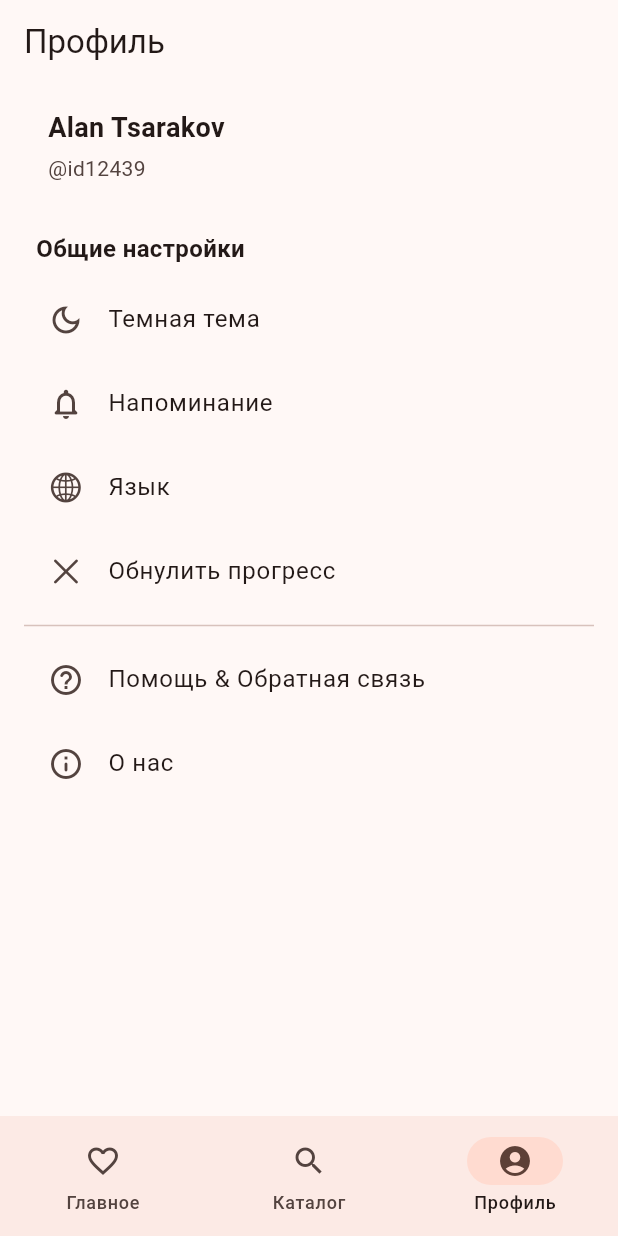
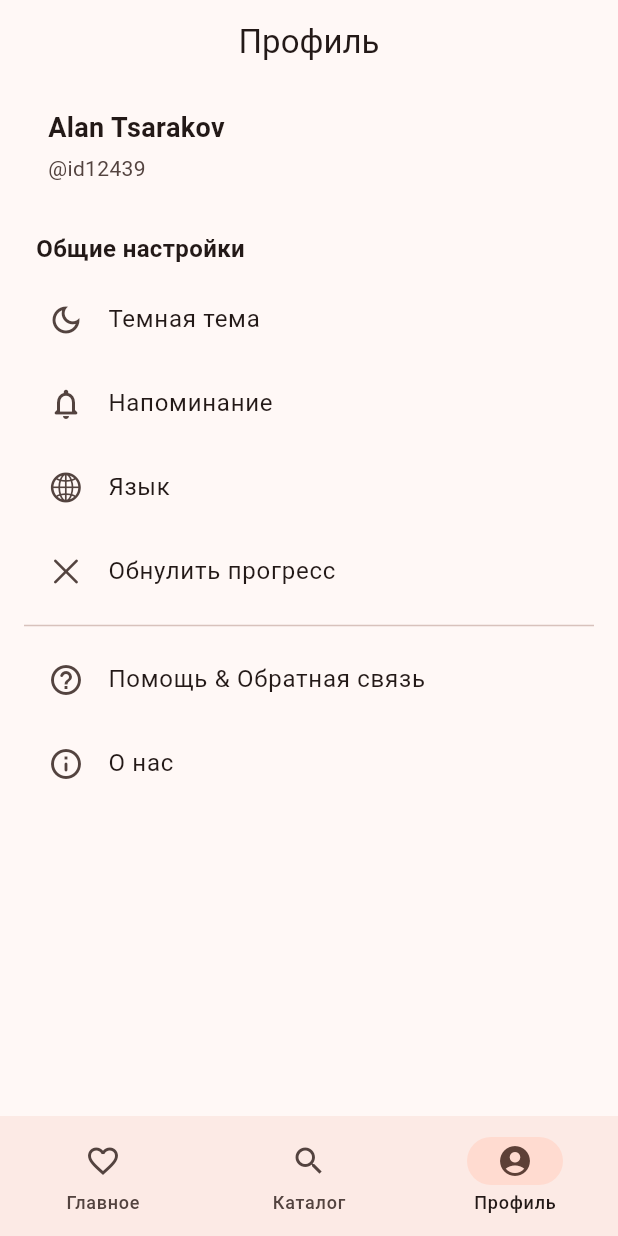
Before and after one commit to AlanTsarakov/flutter_ossetian_learning_app, a Flutter app: the screen it shows after launch, item 3 of the bottom bar chosen, on a phone screen of 412 x 824 dp. Run offline on Flutter 3.47's test engine with Material 3 defaults, Android fonts, the phone set to English and light mode, and no system bars; our stand-ins replace cached_network_image, get_it, google_fonts; network calls fail.

Commit message:
Создание ValueNotifier(уведомитель). Работа класса/виджета ValueListenableBuilder. Смена темы

```diff
--- a/lib/features/profile/view/profile_screen.dart
+++ b/lib/features/profile/view/profile_screen.dart
@@ -1,6 +1,7 @@
 import 'package:flutter/material.dart';
 import 'package:flutter/cupertino.dart';
 import 'package:flutter_ossetian_learning_app/features/profile/widgets/profile_card.dart';
+import 'package:flutter_ossetian_learning_app/theme_notifier.dart';
 
 class ProfileScreen extends StatefulWidget {
   const ProfileScreen({super.key});
@@ -101,6 +102,7 @@ class _ProfileScreenState extends State<ProfileScreen> {
                 width: double.infinity,
                 child: TextButton(
                   onPressed: () {
+                    themeModeNotifier.value = .system;
                     Navigator.pop(ctx);
                   },
                   style: TextButton.styleFrom(
@@ -119,6 +121,7 @@ class _ProfileScreenState extends State<ProfileScreen> {
                 width: double.infinity,
                 child: TextButton(
                   onPressed: () {
+                    themeModeNotifier.value = .dark;
                     Navigator.pop(ctx);
                   },
                   style: TextButton.styleFrom(
@@ -135,6 +138,7 @@ class _ProfileScreenState extends State<ProfileScreen> {
                 width: double.infinity,
                 child: TextButton(
                   onPressed: () {
+                    themeModeNotifier.value = .light;
                     Navigator.pop(ctx);
                   },
                   style: TextButton.styleFrom(
--- a/lib/main.dart
+++ b/lib/main.dart
@@ -7,6 +7,7 @@ import 'package:flutter_ossetian_learning_app/repositories/course_repository_in_
 import 'package:flutter_ossetian_learning_app/repositories/flashcard_repository.dart';
 import 'package:flutter_ossetian_learning_app/theme/theme.dart';
 import 'package:flutter_ossetian_learning_app/theme/util.dart';
+import 'package:flutter_ossetian_learning_app/theme_notifier.dart';
 import 'package:get_it/get_it.dart';
 
 void main() {
@@ -19,20 +20,24 @@ void main() {
 
 class MyApp extends StatelessWidget {
   const MyApp({super.key});
-
   // This widget is the root of your application.
   @override
   Widget build(BuildContext context) {
+    return ValueListenableBuilder(
+      valueListenable: themeModeNotifier,
+      builder: (context, value, child) {
         return MaterialApp(
           routes: {"/": (context) => MyHomePage(title: "Adam")},
           title: 'Flutter Demo',
-      themeMode: .system,
+          themeMode: themeModeNotifier.value,
           darkTheme: MaterialTheme(
             createTextTheme(context, "Roboto", "Roboto"),
           ).dark(),
           theme: MaterialTheme(
             createTextTheme(context, "Roboto", "Roboto"),
           ).light(),
+        );
+      },
     );
   }
 }
@@ -56,7 +61,9 @@ class _MyHomePageState extends State<MyHomePage> {
   @override
   Widget build(BuildContext context) {
     return Scaffold(
-      appBar: AppBar(title: Text(screens[_currentScreenIndex].$1)),
+      appBar: AppBar(
+        title: Center(child: Text(screens[_currentScreenIndex].$1)),
+      ),
       body: screens[_currentScreenIndex].$2,
       bottomNavigationBar: NavigationBar(
         selectedIndex: _currentScreenIndex,
--- /dev/null
+++ b/lib/theme_notifier.dart
@@ -0,0 +1,3 @@
+import 'package:flutter/material.dart';
+
+final themeModeNotifier = ValueNotifier(ThemeMode.system);
```
Lines whose indentation alone changed are shown as unchanged.
